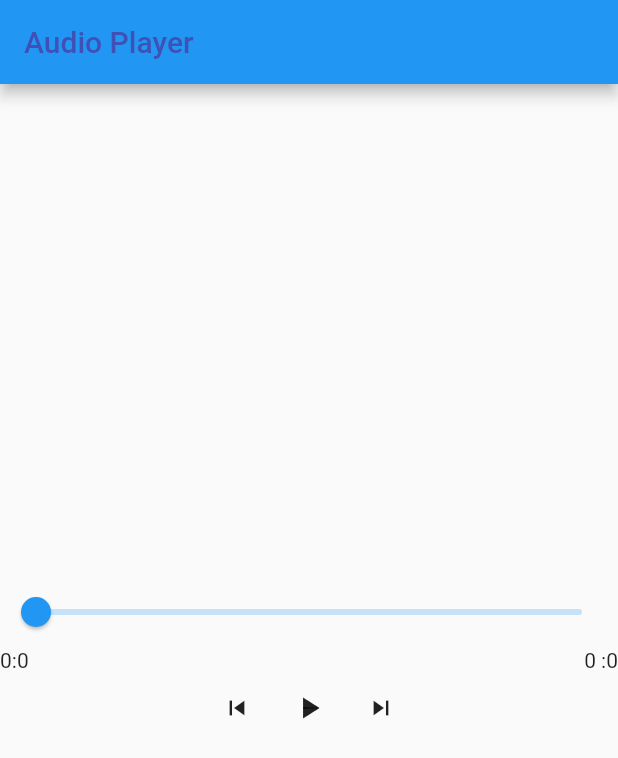
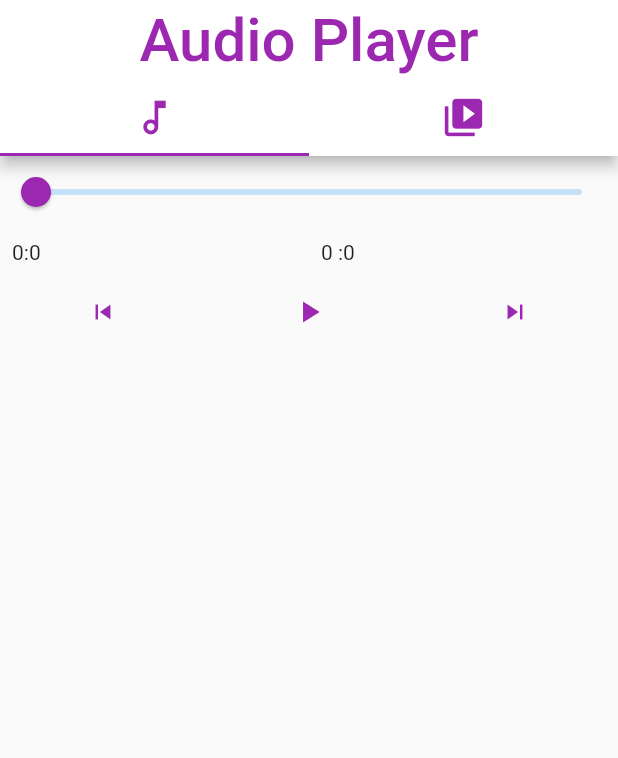
Before and after one commit to BruceLeeAnuragK/practice_work, a Flutter app: the screen it shows after launch, on a phone screen of 412 x 824 dp. Shown: the top 758 px of the screen. Run offline on Flutter 3.47's test engine with Material 2 defaults, Android fonts, the phone set to English and light mode, and no system bars; our stand-ins replace assets_audio_player, connectivity_plus, video_player; missing offline and left inert: flutter_inappwebview.

Commit message:
11/7/2023

```diff
--- /dev/null
+++ b/lib/Provider/VideoProvider.dart
@@ -0,0 +1,22 @@
+import 'package:flutter/cupertino.dart';
+import 'package:video_player/video_player.dart';
+
+class VideoProvider extends ChangeNotifier {
+  late VideoPlayerController videoPlayerController;
+  List VideoImages = [
+    "https://hdvideo9.com/siteuploads/thumb/sft20/9557_resize2x_320x180.webp",
+    "https://hdvideo9.com/siteuploads/thumb/sft20/9563_resize2x_320x180.webp",
+    "https://hdvideo9.com/siteuploads/thumb/sft19/9368_resize2x_320x180.webp",
+    "https://hdvideo9.com/siteuploads/thumb/sft7/3001_8_resize2x_320x180.webp"
+  ];
+  List Videos = [
+    "assets/videos/",
+  ];
+  init({required int index}) {
+    videoPlayerController = VideoPlayerController.asset(
+      Videos[index],
+    )..initialize().then((value) {
+        notifyListeners();
+      });
+  }
+}
--- a/lib/view/screen/song_page.dart
+++ b/lib/view/screen/song_page.dart
@@ -23,29 +23,53 @@ class _SongPageState extends State<SongPage> with TickerProviderStateMixin {
 
   @override
   Widget build(BuildContext context) {
-    return Scaffold(
+    return DefaultTabController(
+      length: 2,
+      child: Scaffold(
           appBar: AppBar(
+            backgroundColor: Colors.white,
+            centerTitle: true,
+            bottom: TabBar(indicatorColor: Colors.purple, tabs: [
+              IconButton(
+                  splashColor: Colors.white,
+                  onPressed: () {},
+                  icon: Icon(
+                    Icons.music_note_outlined,
+                    color: Colors.purple,
+                    size: 30,
+                  )),
+              Icon(
+                Icons.video_collection,
+                color: Colors.purple,
+                size: 30,
+              ),
+            ]),
             title: const Text(
               "Audio Player",
               style: TextStyle(
-              fontSize: 20,
-              color: Colors.indigo,
+                fontSize: 40,
+                color: Colors.purple,
               ),
             ),
           ),
-        body: Center(
-          child: Consumer<AudioProvider>(
+          body: TabBarView(
+            children: [
+              Consumer<AudioProvider>(
                 builder: (context, provider, child) => StreamBuilder(
                   stream: provider.assetsAudioPlayer.currentPosition,
                   builder: (context, AsyncSnapshot<Duration> snapShot) {
                     if (snapShot.hasData) {
-                  double currentPosition = snapShot.data!.inSeconds.toDouble();
-                  return Column(
+                      double currentPosition =
+                          snapShot.data!.inSeconds.toDouble();
+                      return SingleChildScrollView(
+                        child: Column(
                           mainAxisAlignment: MainAxisAlignment.center,
                           children: [
                             Slider(
+                                activeColor: Colors.purple,
                                 min: 0,
-                          max: provider.totalDuration.inSeconds.toDouble(),
+                                max:
+                                    provider.totalDuration.inSeconds.toDouble(),
                                 value: currentPosition,
                                 onChanged: (val) {
                                   provider.seek(seconds: val.toInt());
@@ -53,26 +77,42 @@ class _SongPageState extends State<SongPage> with TickerProviderStateMixin {
                             Row(
                               mainAxisAlignment: MainAxisAlignment.spaceBetween,
                               children: [
-                          Text(
-                              "${snapShot.data!.inMinutes}:${snapShot.data!.inSeconds}"),
-                          Text(
-                              "${provider.totalDuration.inMinutes} :${provider.totalDuration.inSeconds}"),
+                                Expanded(
+                                  child: Padding(
+                                    padding: const EdgeInsets.all(8.0),
+                                    child: Text(
+                                        "${snapShot.data!.inMinutes}:${(snapShot.data!.inSeconds) % 60}"),
+                                  ),
+                                ),
+                                Expanded(
+                                  child: Padding(
+                                    padding: const EdgeInsets.all(8.0),
+                                    child: Text(
+                                        "${provider.totalDuration.inMinutes} :${(provider.totalDuration.inSeconds) % 60}"),
+                                  ),
+                                ),
                               ],
                             ),
                             Row(
                               mainAxisSize: MainAxisSize.min,
                               children: [
-                          IconButton(
+                                Expanded(
+                                  child: IconButton(
                                       onPressed: () {
                                         provider.skip(seconds: -10);
                                       },
                                       icon: const Icon(
                                         Icons.skip_previous,
+                                        color: Colors.purple,
                                         size: 20,
                                       )),
-                          StreamBuilder(
-                              stream: provider.assetsAudioPlayer.isPlaying,
-                              builder: (context, AsyncSnapshot<bool> snapShot) {
+                                ),
+                                Expanded(
+                                  child: StreamBuilder(
+                                      stream:
+                                          provider.assetsAudioPlayer.isPlaying,
+                                      builder: (context,
+                                          AsyncSnapshot<bool> snapShot) {
                                         snapShot.data!
                                             ? animationController.forward()
                                             : animationController.reverse();
@@ -90,21 +130,27 @@ class _SongPageState extends State<SongPage> with TickerProviderStateMixin {
                                               }
                                             },
                                             icon: AnimatedIcon(
+                                              color: Colors.purple,
                                               icon: AnimatedIcons.play_pause,
                                               progress: animationController,
                                             ));
                                       }),
-                          IconButton(
+                                ),
+                                Expanded(
+                                  child: IconButton(
                                       onPressed: () {
                                         provider.skip(seconds: 10);
                                       },
                                       icon: const Icon(
                                         Icons.skip_next,
                                         size: 20,
+                                        color: Colors.purple,
                                       )),
+                                ),
                               ],
-                      )
+                            ),
                           ],
+                        ),
                       );
                     } else {
                       return const Center(
@@ -114,6 +160,16 @@ class _SongPageState extends State<SongPage> with TickerProviderStateMixin {
                   },
                 ),
               ),
-        ));
+              Center(
+                child: Container(
+                  child: Text(
+                    "Videos",
+                    style: TextStyle(fontSize: 40, color: Colors.purple),
+                  ),
+                ),
+              )
+            ],
+          )),
+    );
   }
 }
--- a/pubspec.yaml
+++ b/pubspec.yaml
@@ -45,6 +45,7 @@ dependencies:
   local_auth:
   flutter_inappwebview:
   assets_audio_player:
+  video_player:
 
 dev_dependencies:
   flutter_test:
```
Also changed, not shown: pubspec.lock, 3 other files. Lines whose indentation alone changed are shown as unchanged.
